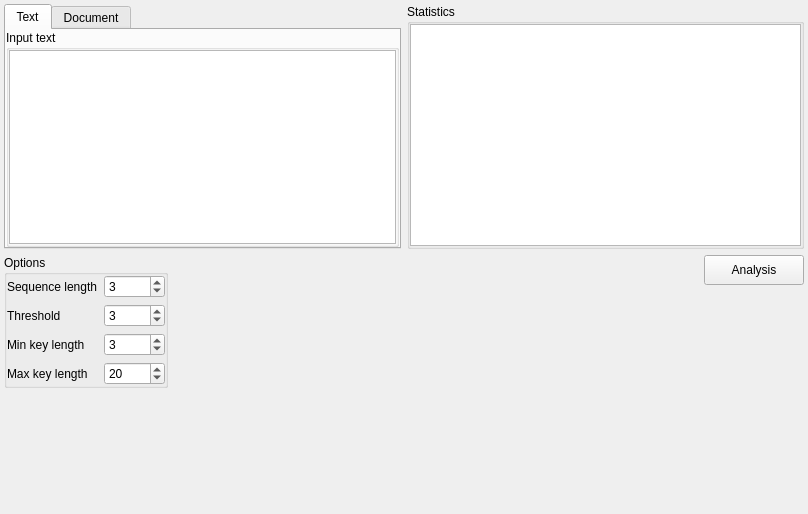
vasilypht/crypto-methods, file app/gui/cryptotools/kasiski/kasiski.ui: the form before one commit.
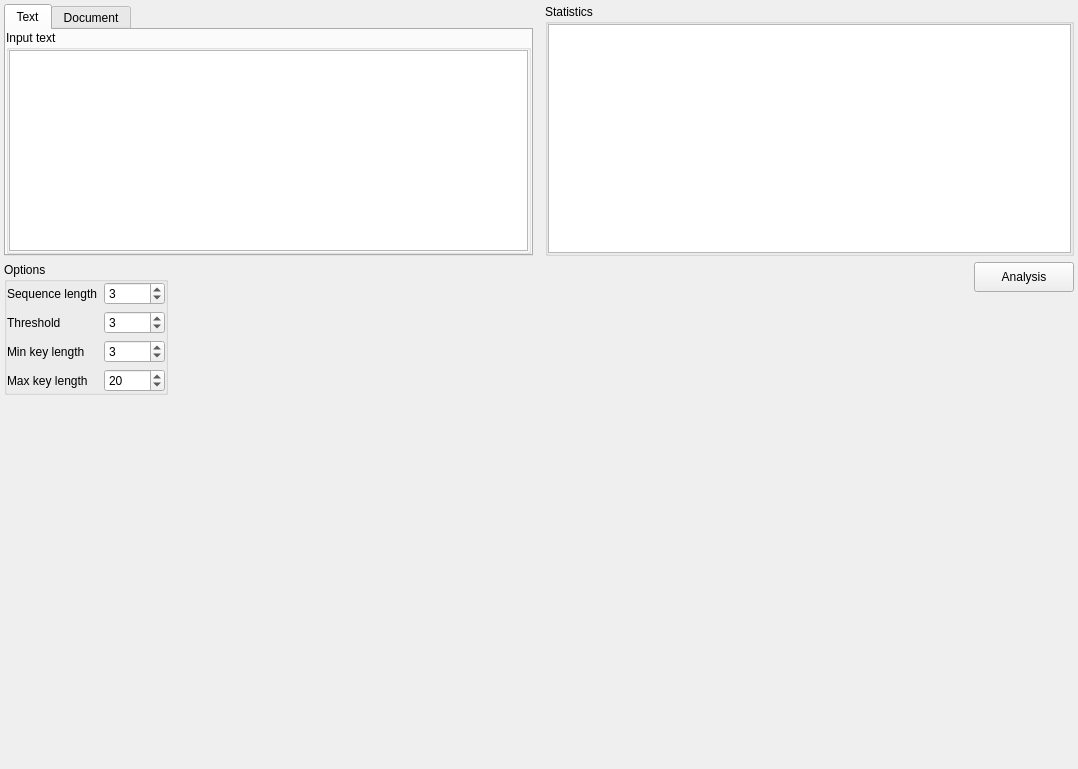
The form after the commit.

What changed in the file:
```diff
--- a/app/gui/cryptotools/kasiski/kasiski.ui
+++ b/app/gui/cryptotools/kasiski/kasiski.ui
@@ -6,14 +6,17 @@
    <rect>
     <x>0</x>
     <y>0</y>
-    <width>808</width>
-    <height>514</height>
+    <width>1078</width>
+    <height>769</height>
    </rect>
   </property>
   <property name="windowTitle">
    <string>Form</string>
   </property>
   <layout class="QVBoxLayout" name="verticalLayout_7">
+   <property name="spacing">
+    <number>-1</number>
+   </property>
    <property name="leftMargin">
     <number>4</number>
    </property>
@@ -28,6 +31,9 @@
    </property>
    <item>
     <layout class="QHBoxLayout" name="horizontal_layout_1">
+     <property name="spacing">
+      <number>12</number>
+     </property>
      <item>
       <widget class="QTabWidget" name="tab_widget">
        <property name="maximumSize">
@@ -123,6 +129,9 @@
    </item>
    <item>
     <layout class="QHBoxLayout" name="horizontalLayout_3">
+     <property name="spacing">
+      <number>-1</number>
+     </property>
      <item>
       <layout class="QVBoxLayout" name="vertical_layout_1">
        <item>
```
